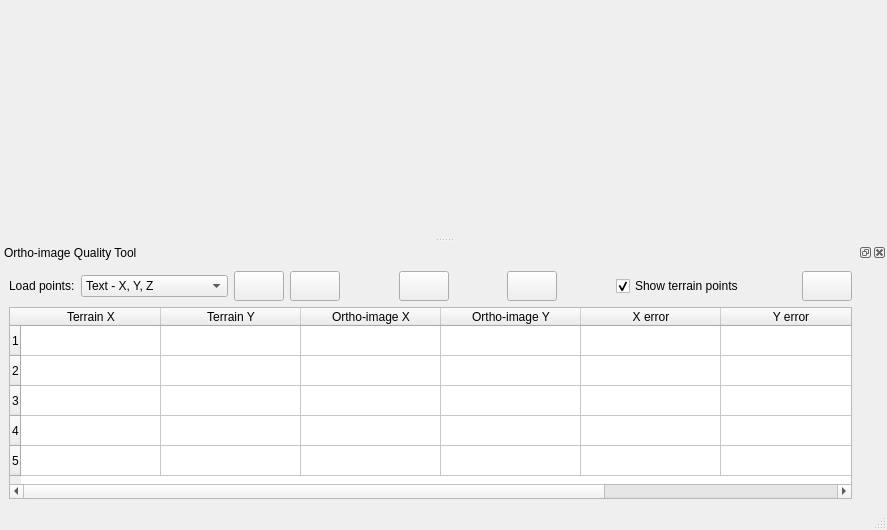
Old version of the form qt/interface/OrthoQualityEditor.ui in the repository e-foto/e-foto.
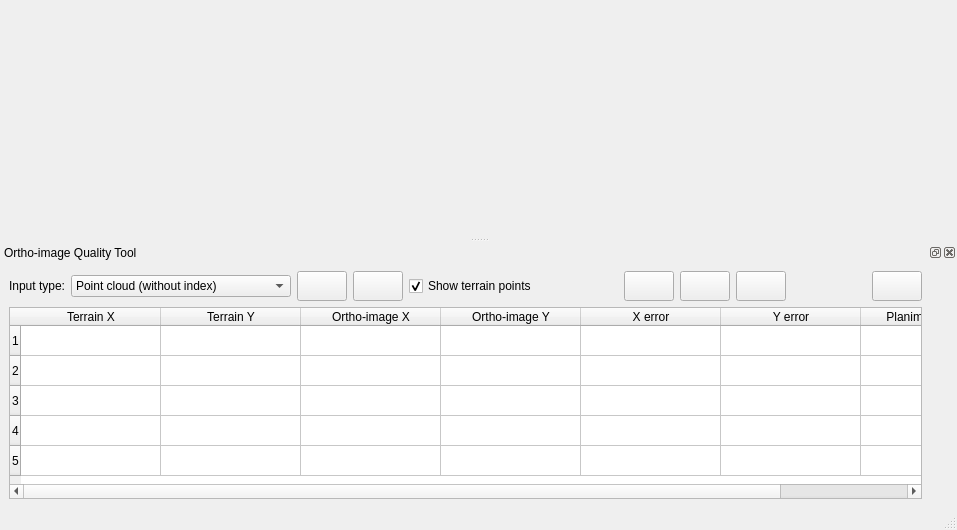
New version of the form. Icons and pictures are not drawn.

Commit message: Quality report of DSM and ortho-image was revised.

The edit to the form file:
```diff
--- a/qt/interface/OrthoQualityEditor.ui
+++ b/qt/interface/OrthoQualityEditor.ui
@@ -6,7 +6,7 @@
    <rect>
     <x>0</x>
     <y>0</y>
-    <width>887</width>
+    <width>957</width>
     <height>530</height>
    </rect>
   </property>
@@ -49,15 +49,21 @@
          <item>
           <widget class="QLabel" name="label">
            <property name="text">
-            <string>Load points:</string>
+            <string>Input type:</string>
            </property>
           </widget>
          </item>
          <item>
           <widget class="QComboBox" name="comboBox1">
+           <property name="minimumSize">
+            <size>
+             <width>220</width>
+             <height>0</height>
+            </size>
+           </property>
            <item>
             <property name="text">
-             <string>Text - X, Y, Z</string>
+             <string>Point cloud (without index)</string>
             </property>
            </item>
            <item>
@@ -72,10 +78,6 @@
            </item>
           </widget>
          </item>
-        </layout>
-       </item>
-       <item>
-        <layout class="QHBoxLayout" name="horizontalLayout_2">
          <item>
           <widget class="QToolButton" name="loadButton">
            <property name="minimumSize">
@@ -97,7 +99,7 @@
           </widget>
          </item>
          <item>
-          <widget class="QToolButton" name="saveButton">
+          <widget class="QToolButton" name="deleteButton">
            <property name="minimumSize">
             <size>
              <width>50</width>
@@ -112,14 +114,24 @@
            </property>
            <property name="icon">
             <iconset resource="../resource/resource.qrc">
-             <normaloff>:/icon/filesave</normaloff>:/icon/filesave</iconset>
+             <normaloff>:/icon/remove.png</normaloff>:/icon/remove.png</iconset>
+           </property>
+          </widget>
+         </item>
+         <item>
+          <widget class="QCheckBox" name="checkBox">
+           <property name="text">
+            <string>Show terrain points</string>
+           </property>
+           <property name="checked">
+            <bool>true</bool>
            </property>
           </widget>
          </item>
         </layout>
        </item>
        <item>
-        <spacer name="horizontalSpacer">
+        <spacer name="horizontalSpacer_2">
          <property name="orientation">
           <enum>Qt::Horizontal</enum>
          </property>
@@ -152,20 +164,27 @@
         </widget>
        </item>
        <item>
-        <spacer name="horizontalSpacer_4">
-         <property name="orientation">
-          <enum>Qt::Horizontal</enum>
-         </property>
-         <property name="sizeHint" stdset="0">
+        <widget class="QToolButton" name="saveQButton">
+         <property name="minimumSize">
           <size>
-           <width>40</width>
-           <height>20</height>
+           <width>50</width>
+           <height>30</height>
           </size>
          </property>
-        </spacer>
+         <property name="toolTip">
+          <string>Save ortho-image quality report</string>
+         </property>
+         <property name="text">
+          <string/>
+         </property>
+         <property name="icon">
+          <iconset resource="../resource/resource.qrc">
+           <normaloff>:/icon/filesave</normaloff>:/icon/filesave</iconset>
+         </property>
+        </widget>
        </item>
        <item>
-        <widget class="QToolButton" name="deleteButton">
+        <widget class="QToolButton" name="loadQButton">
          <property name="minimumSize">
           <size>
            <width>50</width>
@@ -198,47 +217,28 @@
         </spacer>
        </item>
        <item>
-        <widget class="QCheckBox" name="checkBox">
-         <property name="text">
-          <string>Show terrain points</string>
-         </property>
-         <property name="checked">
-          <bool>true</bool>
-         </property>
-        </widget>
-       </item>
-       <item>
-        <spacer name="horizontalSpacer_2">
-         <property name="orientation">
-          <enum>Qt::Horizontal</enum>
-         </property>
-         <property name="sizeHint" stdset="0">
-          <size>
-           <width>40</width>
-           <height>20</height>
-          </size>
-         </property>
-        </spacer>
-       </item>
-       <item>
-        <widget class="QToolButton" name="doneButton">
-         <property name="minimumSize">
-          <size>
-           <width>50</width>
-           <height>30</height>
-          </size>
-         </property>
-         <property name="toolTip">
-          <string>Exit</string>
-         </property>
-         <property name="text">
-          <string/>
-         </property>
-         <property name="icon">
-          <iconset resource="../resource/resource.qrc">
-           <normaloff>:/icon/done.png</normaloff>:/icon/done.png</iconset>
-         </property>
-        </widget>
+        <layout class="QHBoxLayout" name="horizontalLayout_2">
+         <item>
+          <widget class="QToolButton" name="doneButton">
+           <property name="minimumSize">
+            <size>
+             <width>50</width>
+             <height>30</height>
+            </size>
+           </property>
+           <property name="toolTip">
+            <string>Exit</string>
+           </property>
+           <property name="text">
+            <string/>
+           </property>
+           <property name="icon">
+            <iconset resource="../resource/resource.qrc">
+             <normaloff>:/icon/done.png</normaloff>:/icon/done.png</iconset>
+           </property>
+          </widget>
+         </item>
+        </layout>
        </item>
       </layout>
      </item>
```
Left out of the diff: 18 changed lines with no effect on the pictures. The commit also changes 6 other files.
